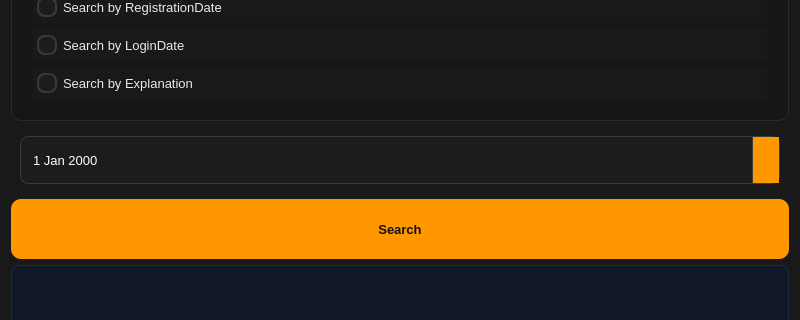
The window that app/ui/Calling_Page.ui (kianfa/Imprest_Management) describes before a commit, drawn with Qt 5; both pictures show x 0 to 800 and y 94 to 414 of the 800 by 600 pixel window.
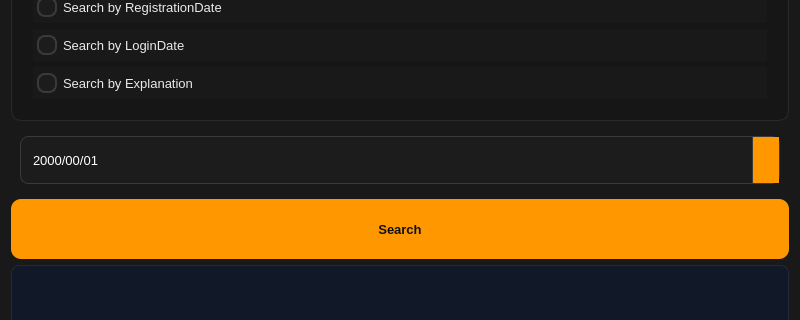
The same window after the commit.

Commit message: Completing search logic for all radio buttons

The edit to the form file:
```diff
--- a/app/ui/Calling_Page.ui
+++ b/app/ui/Calling_Page.ui
@@ -295,6 +295,9 @@
         <layout class="QHBoxLayout" name="horizontalLayout_2">
          <item>
           <widget class="QDateEdit" name="deRegstrationDate">
+           <property name="displayFormat">
+            <string>yyyy/mm/dd</string>
+           </property>
            <property name="calendarPopup">
             <bool>true</bool>
            </property>
```
Left out of the diff: 19 changed lines with no effect on the pictures. The commit also changes 7 other files.
